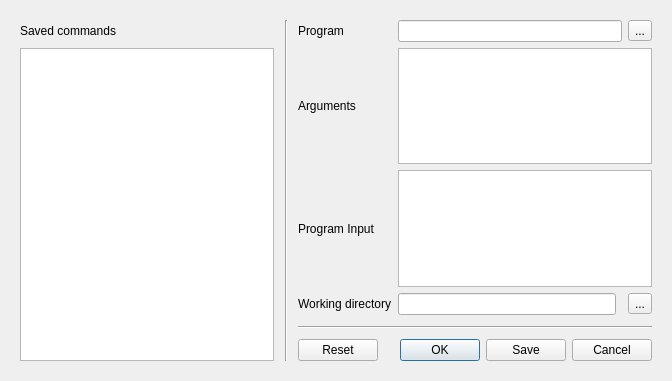
Old version of the form procrungui.ui in the repository pile-contributors/procrungui.
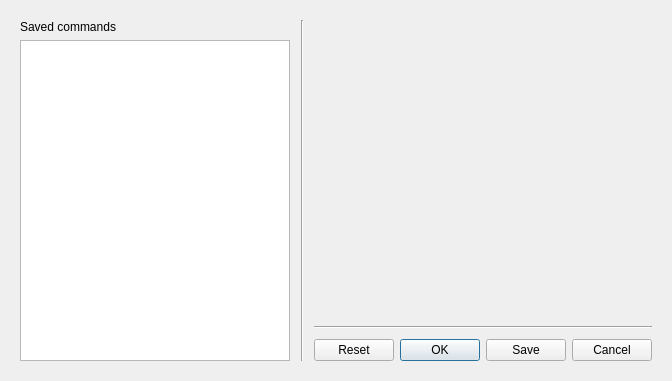
New version of the form. Custom widgets are drawn as their Qt base class.

Commit message: widget for dasta needed to run a process

What changed in the file:
```diff
--- a/procrungui.ui
+++ b/procrungui.ui
@@ -131,38 +131,44 @@
      </widget>
      <widget class="QWidget" name="page_2">
       <layout class="QGridLayout" name="gridLayout">
-       <item row="0" column="2">
-        <widget class="QLabel" name="label">
-         <property name="text">
-          <string>Program</string>
+       <item row="2" column="2" colspan="2">
+        <widget class="Line" name="line">
+         <property name="minimumSize">
+          <size>
+           <width>0</width>
+           <height>12</height>
+          </size>
          </property>
-         <property name="buddy">
-          <cstring>programLineEdit</cstring>
+         <property name="orientation">
+          <enum>Qt::Horizontal</enum>
          </property>
         </widget>
        </item>
-       <item row="2" column="2">
-        <widget class="QLabel" name="label_4">
-         <property name="text">
-          <string>Program Input</string>
+       <item row="3" column="2" colspan="2">
+        <widget class="QDialogButtonBox" name="buttonBox">
+         <property name="standardButtons">
+          <set>QDialogButtonBox::Cancel|QDialogButtonBox::Ok|QDialogButtonBox::Reset|QDialogButtonBox::Save</set>
          </property>
          <property name="buddy">
           <cstring>inputListWidget</cstring>
          </property>
         </widget>
        </item>
-       <item row="3" column="2">
-        <widget class="QLabel" name="wrkDirLabel">
-         <property name="text">
-          <string>Working directory</string>
-         </property>
-         <property name="buddy">
-          <cstring>wrkDirLineEdit</cstring>
+       <item row="1" column="0" rowspan="3">
+        <widget class="QTreeView" name="treeView">
+         <property name="contextMenuPolicy">
+          <enum>Qt::CustomContextMenu</enum>
          </property>
         </widget>
        </item>
        <item row="0" column="0">
         <widget class="QLabel" name="label_2">
+         <property name="sizePolicy">
+          <sizepolicy hsizetype="Preferred" vsizetype="Maximum">
+           <horstretch>0</horstretch>
+           <verstretch>0</verstretch>
+          </sizepolicy>
+         </property>
          <property name="text">
           <string>Saved commands</string>
          </property>
@@ -171,20 +177,7 @@
          </property>
         </widget>
        </item>
-       <item row="0" column="3" colspan="2">
-        <widget class="QLineEdit" name="programLineEdit"/>
-       </item>
-       <item row="1" column="2">
-        <widget class="QLabel" name="label_3">
-         <property name="text">
-          <string>Arguments</string>
-         </property>
-         <property name="buddy">
-          <cstring>argumentsListWidget</cstring>
-         </property>
-        </widget>
-       </item>
-       <item row="0" column="1" rowspan="6">
+       <item row="0" column="1" rowspan="4">
         <widget class="Line" name="line_2">
          <property name="minimumSize">
           <size>
@@ -203,63 +196,8 @@
          </property>
         </widget>
        </item>
-       <item row="3" column="3">
-        <widget class="QLineEdit" name="wrkDirLineEdit"/>
-       </item>
-       <item row="1" column="0" rowspan="5">
-        <widget class="QTreeView" name="treeView">
-         <property name="contextMenuPolicy">
-          <enum>Qt::CustomContextMenu</enum>
-         </property>
-        </widget>
-       </item>
-       <item row="0" column="5">
-        <widget class="QToolButton" name="programButton">
-         <property name="text">
-          <string>...</string>
-         </property>
-        </widget>
-       </item>
-       <item row="1" column="3" colspan="3">
-        <widget class="QListWidget" name="argumentsListWidget">
-         <property name="contextMenuPolicy">
-          <enum>Qt::CustomContextMenu</enum>
-         </property>
-        </widget>
-       </item>
-       <item row="2" column="3" colspan="3">
-        <widget class="QListWidget" name="inputListWidget">
-         <property name="contextMenuPolicy">
-          <enum>Qt::CustomContextMenu</enum>
-         </property>
-        </widget>
-       </item>
-       <item row="3" column="5">
-        <widget class="QToolButton" name="wrkDirButton">
-         <property name="text">
-          <string>...</string>
-         </property>
-        </widget>
-       </item>
-       <item row="4" column="2" colspan="4">
-        <widget class="Line" name="line">
-         <property name="minimumSize">
-          <size>
-           <width>0</width>
-           <height>12</height>
-          </size>
-         </property>
-         <property name="orientation">
-          <enum>Qt::Horizontal</enum>
-         </property>
-        </widget>
-       </item>
-       <item row="5" column="2" colspan="4">
-        <widget class="QDialogButtonBox" name="buttonBox">
-         <property name="standardButtons">
-          <set>QDialogButtonBox::Cancel|QDialogButtonBox::Ok|QDialogButtonBox::Reset|QDialogButtonBox::Save</set>
-         </property>
-        </widget>
+       <item row="0" column="2" rowspan="2" colspan="2">
+        <widget class="ProcDataWdg" name="procDataWidget" native="true"/>
        </item>
       </layout>
      </widget>
@@ -267,6 +205,14 @@
    </item>
   </layout>
  </widget>
+ <customwidgets>
+  <customwidget>
+   <class>ProcDataWdg</class>
+   <extends>QWidget</extends>
+   <header location="global">procrungui/procdatawdg.h</header>
+   <container>1</container>
+  </customwidget>
+ </customwidgets>
  <tabstops>
   <tabstop>treeView</tabstop>
   <tabstop>programLineEdit</tabstop>
```
Left out of the diff: 7 changed lines with no effect on the pictures. The commit also changes 6 other files.
